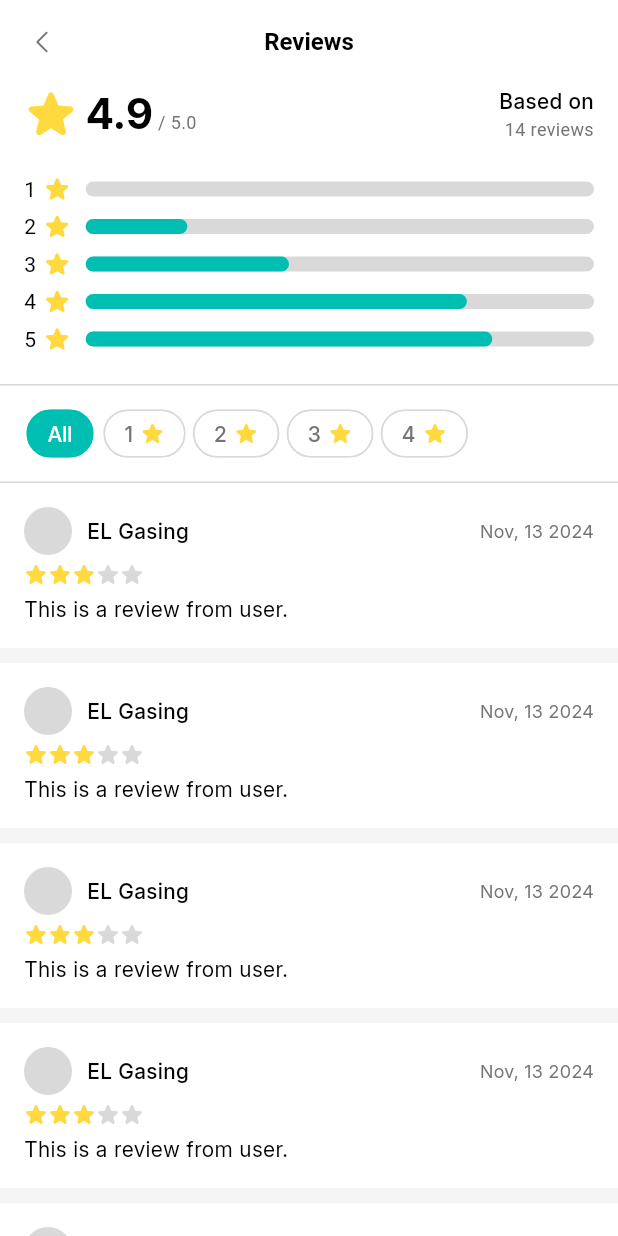
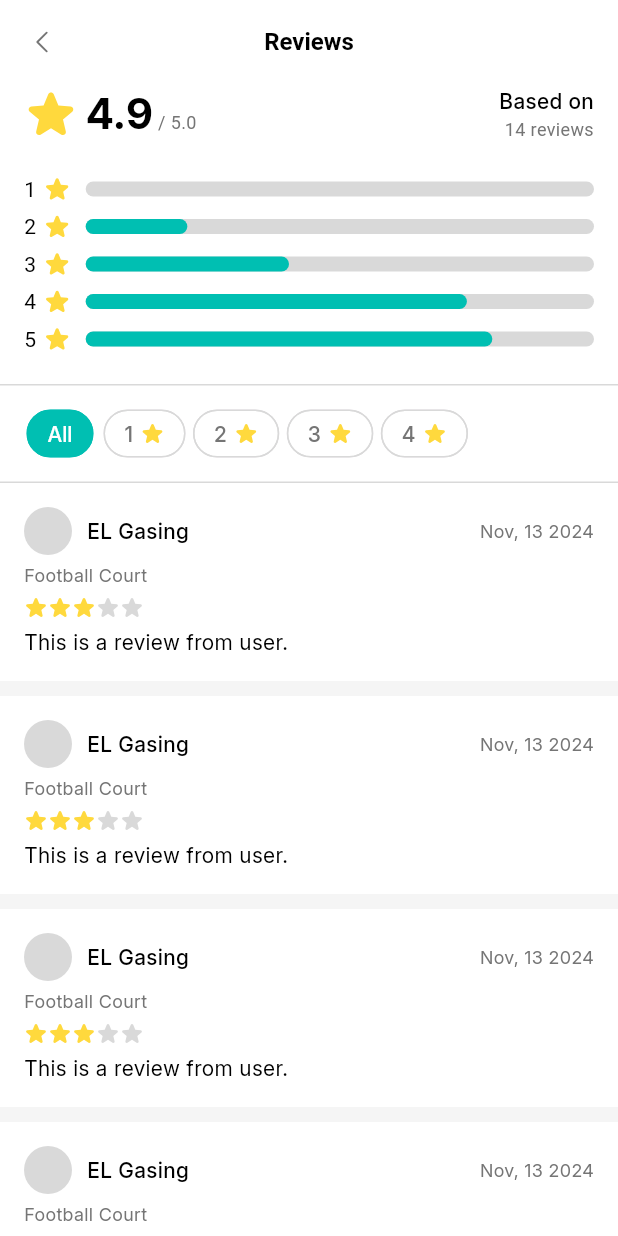
Before and after one commit to bryanfks-dev/Courtly, a Flutter app: the ReviewsPage screen opened by its route, on a phone screen of 412 x 824 dp. Run offline on Flutter 3.47's test engine with Material 3 defaults, Android fonts, the phone set to English and light mode, and no system bars; drawn by our look-alikes of sticky_headers; our stand-ins replace flutter_bloc, flutter_svg, heroicons, introduction_screen, shared_preferences, vector_graphics; accounts and stored records are empty; network calls fail.

Commit message:
add court type to review card

```diff
--- a/lib/presentation/widgets/reviews/review_card.dart
+++ b/lib/presentation/widgets/reviews/review_card.dart
@@ -79,6 +79,9 @@ class ReviewCard extends StatelessWidget {
             ],
           ),
           const SizedBox(height: 5),
+          Text("Football Court",
+              style: TextStyle(color: colorExt.highlight, fontSize: 12)),
+          const SizedBox(height: 5),
           StarRow(rate: rate),
           const SizedBox(height: 5),
           Text(
```
